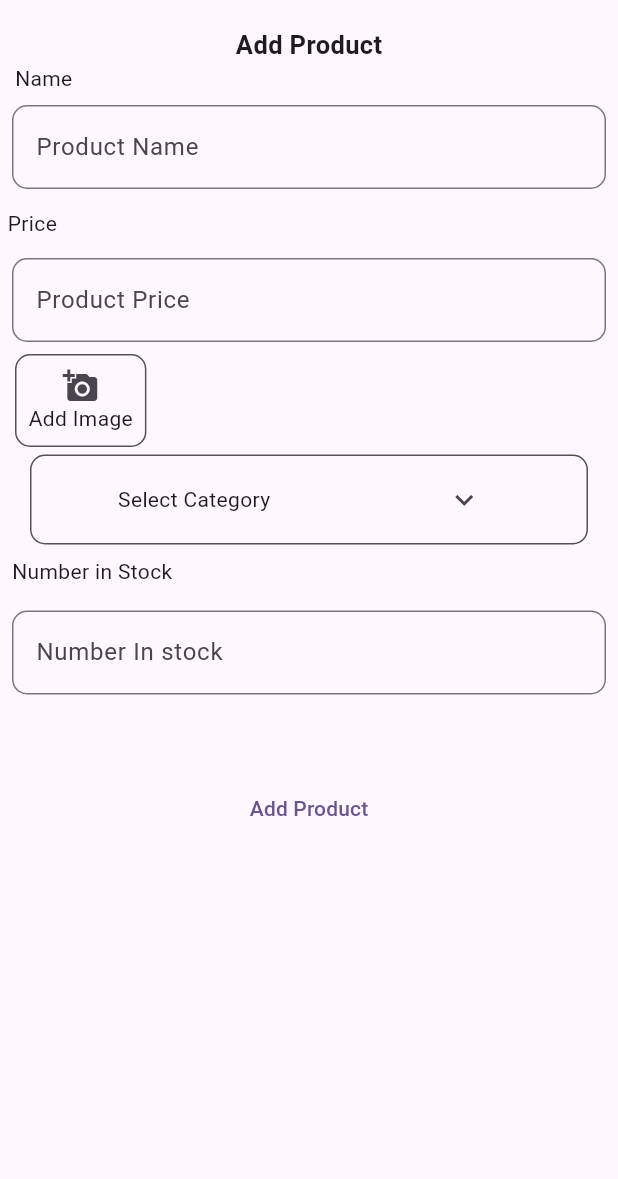
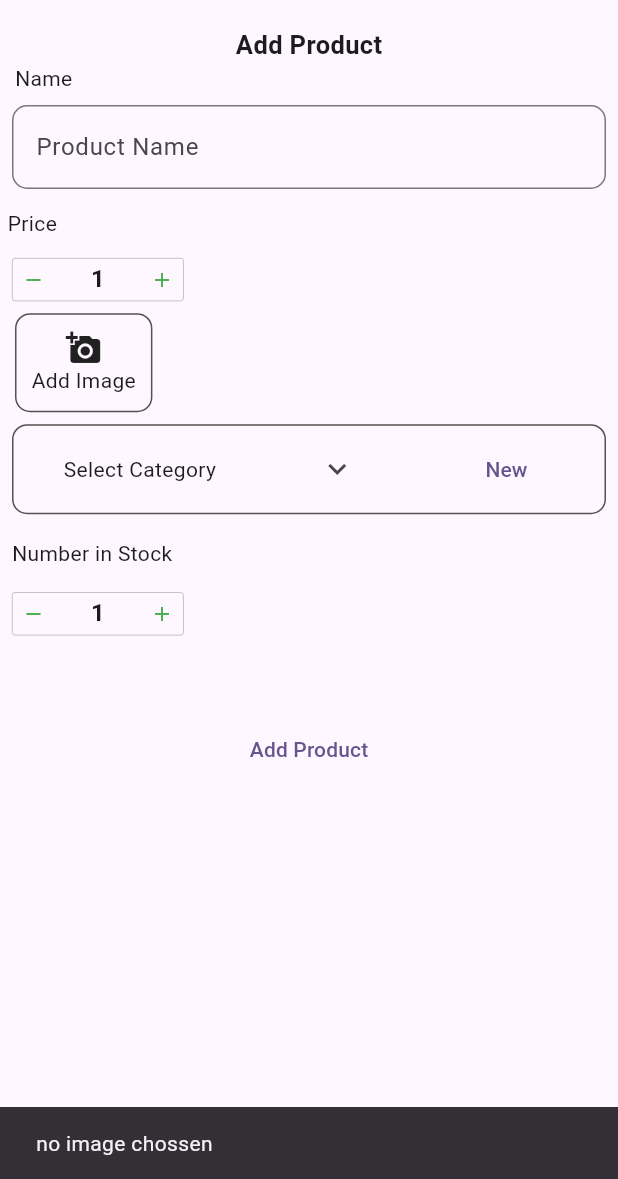
Before and after one commit to blevin04/b_shop_admin, a Flutter app: the Addcontent screen opened directly, after a tap on "Add Image", on a phone screen of 412 x 824 dp, the part 57-1236 px from its top. Run offline on Flutter 3.47's test engine with Material 3 defaults, Android fonts, the light colour scheme and no system bars; drawn by our look-alikes of input_quantity; our stand-ins replace cloud_firestore, file_picker, firebase_core, firebase_storage, fl_chart, hive_flutter and 1 more; accounts and stored records are empty.

Commit message:
add content

```diff
--- a/lib/addContent.dart
+++ b/lib/addContent.dart
@@ -1,8 +1,13 @@
+
+import 'dart:io';
+
+import 'package:b_shop_admin/backend_Functions.dart';
+import 'package:b_shop_admin/utils.dart';
 import 'package:flutter/material.dart';
 import 'package:input_quantity/input_quantity.dart';
 class Addcontent extends StatelessWidget {
   const Addcontent({super.key});
-static PageController _pageController = PageController();
+static final  PageController _pageController = PageController();
   @override
   Widget build(BuildContext context) {
 
@@ -22,7 +27,7 @@ static PageController _pageController = PageController();
                         borderRadius: BorderRadius.circular(10),
                         border:Border.all(color:_pageController.page==0.0?  const Color.fromARGB(255, 108, 107, 107): Colors.transparent)
                       ),
-                  child: Text("New Item",
+                  child:const Text("New Item",
 
                  ),
                 )),
@@ -37,7 +42,7 @@ static PageController _pageController = PageController();
                         borderRadius: BorderRadius.circular(10),
                         border: Border.all(color:_pageController.page==1.0? const Color.fromARGB(255, 108, 107, 107):Colors.transparent)
                       ),
-                      child: Text(
+                      child:const Text(
                         "Restock",
                         // style: TextStyle(decoration: _pageController.page==1?TextDecoration.underline:null),
                         ),
@@ -53,37 +58,55 @@ static PageController _pageController = PageController();
       body:PageView(
         controller: _pageController,
         children: [
-          add(context),
+         const add(),
           restock(context)
         ],
       ) ,
     );
   }
 }
-Widget add(BuildContext context){
-  String initial_category = "Select Category";
+
+class add extends StatefulWidget {
+  const add({super.key});
+
+  @override
+  State<add> createState() => _addState();
+}
+  String currentCategory = "Select Category";
+  TextEditingController nameController = TextEditingController();
+
+TextEditingController newCategoryController =TextEditingController();
+List<String> imagePath = [];
   List categories = [
     "Gas",
     "Cerials",
     "Food Stuffs",
     "Other",
   ];
+  bool newCategory = false;
   bool categorydrop=false;
+  int price =0;
+  int stock = 0;
+class _addState extends State<add> {
+
+  @override
+  Widget build(BuildContext context) {
     return SingleChildScrollView(
     child: Column(
       crossAxisAlignment: CrossAxisAlignment.start,
       children: [
-        Center(
+       const Center(
           child: Text("Add Product",style: TextStyle(fontSize: 17,fontWeight: FontWeight.bold),),
 
         ),
-        Padding(
+       const Padding(
           padding: const EdgeInsets.only(left: 10.0),
           child: Text("Name"),
         ),
         Padding(
           padding: const EdgeInsets.all(8.0),
           child: TextField(
+            controller: nameController,
             decoration: InputDecoration(
               hintText: "Product Name",
               border: OutlineInputBorder(
@@ -96,55 +119,115 @@ Widget add(BuildContext context){
         const Padding(padding: EdgeInsets.all(5),child: Text("Price"),),
         Padding(
           padding: const EdgeInsets.all(8.0),
+          child: InputQty(
+            onQtyChanged: (value)=>price=value,
+          )
+        ),
+        StatefulBuilder(
+          builder: (context,imageState) {
+            return Container(
+              margin:const EdgeInsets.only(left: 10),
+              padding:const EdgeInsets.all(10),
+              decoration: BoxDecoration(
+                borderRadius: BorderRadius.circular(10),
+                border: Border.all(color: const Color.fromARGB(255, 84, 82, 82))
+              ),
+              child: InkWell(
+                onTap: ()async{
+                  imagePath = await getImage(context);
+                  if (imagePath == "Error") {
+                    showsnackbar(context, "Error occured");
+                  }else{
+                    imageState((){});
+                  }
+                },
+                child: Stack(
+                  alignment: Alignment.center,
+                  children: [
+                    Visibility(
+                      visible: imagePath.isNotEmpty,
+                      child: GridView.builder(
+                        shrinkWrap: true,
+                        gridDelegate: const SliverGridDelegateWithFixedCrossAxisCount(
+                          crossAxisCount: 2,
+                        ),
+                        itemCount: imagePath.length,
+                        itemBuilder: (BuildContext context, int index) {
+                          return AspectRatio(aspectRatio: 1,child: Image.file(File(imagePath[index])),);
+                        },
+                      ),
+                      ),
+                    const Column(
+                      children: [
+                        Icon(Icons.add_a_photo),
+                        Text("Add Image")
+                      ],
+                    )
+                  ],
+                ),
+              ),
+            );
+          }
+        ),
+        StatefulBuilder(
+          builder: (context,categorystate) {
+            return
+            newCategory?
+            Padding(
+          padding: const EdgeInsets.all(8.0),
           child: TextField(
+            onTapOutside: (event){
+              categorystate((){
+                currentCategory = newCategoryController.text;
+              });
+            },
+                onSubmitted: (value){
+                  currentCategory = value;
+                  categorystate((){});
+                },
                   decoration: InputDecoration(
-              hintText: "Product Price",
+                    hintText: "New Category Name",
+
+                    suffixIcon:IconButton(onPressed: (){
+                      categorystate((){
+                        newCategory =!newCategory;
+                      });
+                    }, icon:const Icon(Icons.cancel)),
                     border: OutlineInputBorder(
                       borderRadius: BorderRadius.circular(10),
                       borderSide:const BorderSide(color:  Color.fromARGB(255, 106, 105, 105))
                     )
                   ),
                 ),
-        ),
+              ):
              Container(
-          margin:const EdgeInsets.only(left: 10),
-          decoration: BoxDecoration(
-            borderRadius: BorderRadius.circular(10),
-            border: Border.all(color: const Color.fromARGB(255, 84, 82, 82))
-          ),
-          child: Stack(
-            alignment: Alignment.center,
-            children: [
-              IconButton(onPressed: (){},
-              icon:const Column(
-                children: [
-                  Icon(Icons.add_a_photo),
-                  Text("Add Image")
-                ],
-              ))
-            ],
-          ),
-        ),
-        StatefulBuilder(
-          builder: (context,categorystate) {
-            return Container(
-              margin:const EdgeInsets.only(left: 20,right: 20,top: 5),
+              margin:const EdgeInsets.all(8),
               padding:const EdgeInsets.all(5),
               decoration:  BoxDecoration(
                 borderRadius: BorderRadius.circular(10),
                 border: Border.all(color: const Color.fromARGB(255, 84, 82, 82))
               ),
-              child: Column(
+              child:
+               Column(
                 children: [
                   Row(
                     mainAxisAlignment: MainAxisAlignment.spaceAround,
                     children: [
-                      Text(initial_category),
+                      Text(currentCategory),
                       IconButton(onPressed: (){
                         categorystate((){
                           categorydrop = !categorydrop;
                         });
-                      }, icon:const Icon(Icons.keyboard_arrow_down))
+                      }, icon:const Icon(Icons.keyboard_arrow_down)),
+                      TextButton(
+                        onPressed: (){
+                          categorystate((){
+                            newCategory = true;
+                          });
+
+                        },
+                        child:const Text("New",style: TextStyle(),)
+                        )
                     ],
                   ),
                   Visibility(
@@ -157,7 +240,7 @@ Widget add(BuildContext context){
                           onTap: (){
                             categorystate((){
                             categorydrop = !categorydrop;
-                            initial_category = categories[index];
+                            currentCategory = categories[index];
                           });
                           },
                           title: Text(categories[index]),
@@ -176,20 +259,24 @@ Widget add(BuildContext context){
        ),
         Padding(
           padding: const EdgeInsets.all(8.0),
-          child: TextField(
-            decoration: InputDecoration(
-              hintText: "Number In stock",
-              border: OutlineInputBorder(
-                borderRadius: BorderRadius.circular(10),
-                borderSide:const BorderSide(color:  Color.fromARGB(255, 106, 105, 105))
+          child: InputQty(
+            onQtyChanged: (value)=>stock = value,
           )
-            ),
-          ),
         ),
         const SizedBox(height: 20,),
         const SizedBox(height: 20,),
         Center(
-          child: TextButton(onPressed: (){},
+          child: TextButton(onPressed: ()async{
+            String state = await addItem(
+              nameController.text,
+              stock,
+              price.ceilToDouble(),
+              imagePath,
+             currentCategory);
+             if (state=="Success") {
+               showsnackbar(context, "${nameController.text} added successfully");
+             }
+          },
           child: Container(
             padding:const EdgeInsets.all(10),
             child:const Text("Add Product"),)
@@ -199,12 +286,14 @@ Widget add(BuildContext context){
     ),
   );
   }
+}
+
 
 Widget restock(BuildContext context){
   return SingleChildScrollView(
     child: Column(
       children: [
-        SearchBar(
+       const SearchBar(
           leading: Icon(Icons.search),
           hintText: "Product to restock",
         ),
@@ -225,7 +314,7 @@ Widget restock(BuildContext context){
                           children: [
                            const Center(
                               child: Padding(
-                                padding: const EdgeInsets.all(8.0),
+                                padding: EdgeInsets.all(8.0),
                                 child: Text("Product Name",style: TextStyle(fontWeight: FontWeight.bold),),
                               ),
                             ),
@@ -240,9 +329,9 @@ Widget restock(BuildContext context){
                   }
                   );
                 },
-                leading: CircleAvatar(),
-                title: Text("Product Name"),
-                subtitle: Text("In Stock: 11"),
+                leading:const CircleAvatar(),
+                title:const Text("Product Name"),
+                subtitle:const Text("In Stock: 11"),
 
               ),
             );
--- a/lib/main.dart
+++ b/lib/main.dart
@@ -2,9 +2,11 @@ import 'package:b_shop_admin/firebase_options.dart';
 import 'package:b_shop_admin/homepage.dart';
 import 'package:firebase_core/firebase_core.dart';
 import 'package:flutter/material.dart';
+import 'package:hive_flutter/adapters.dart';
 
 void main()async {
   WidgetsFlutterBinding.ensureInitialized();
+  Hive.initFlutter();
   await Firebase.initializeApp(
   options: DefaultFirebaseOptions.currentPlatform,
 );
--- a/lib/utils.dart
+++ b/lib/utils.dart
@@ -1,5 +1,40 @@
+import 'dart:typed_data';
+
+import 'package:file_picker/file_picker.dart';
 import 'package:flutter/material.dart';
+import 'package:permission_handler/permission_handler.dart';
 
 showsnackbar(BuildContext context, String content) {
   ScaffoldMessenger.of(context).showSnackBar(SnackBar(content: Text(content)));
 }
+
+Future<List<String>> getImage(BuildContext context)async{
+  List<String> image = [];
+  Permission.accessMediaLocation
+    .onDeniedCallback(() async {
+  Permission.accessMediaLocation.request();
+  if (await Permission.accessMediaLocation.isDenied) {
+    showsnackbar(context, "Permission denied");
+  }
+  if (await Permission.accessMediaLocation.isGranted) {
+    showsnackbar(context, 'Granted');
+  }
+});
+FilePickerResult? result = (await FilePicker.platform
+    .pickFiles(type: FileType.image,allowMultiple: true));
+if (result != null) {
+  result.files.forEach((value){
+    image.add(value.path!);
+  });
+
+ // setState(() {});
+}
+if (result == null) {
+  showsnackbar(context, 'no image chossen');
+}
+return image;
+}
+
+void addCategory(){
+
+}
--- a/pubspec.yaml
+++ b/pubspec.yaml
@@ -40,6 +40,12 @@ dependencies:
   input_quantity: ^2.4.1
   firebase_core: ^3.6.0
   hive: ^2.2.3
+  hive_flutter: ^1.1.0
+  file_picker: ^8.1.3
+  permission_handler: ^11.3.1
+  cloud_firestore: ^5.4.4
+  firebase_storage: ^12.3.4
+  uuid: ^4.5.1
 
 dev_dependencies:
   flutter_test:
```
Also changed, not shown: lib/backend_Functions.dart (added, +52 -0 lines), pubspec.lock, 3 other files. Lines whose indentation alone changed are shown as unchanged.
